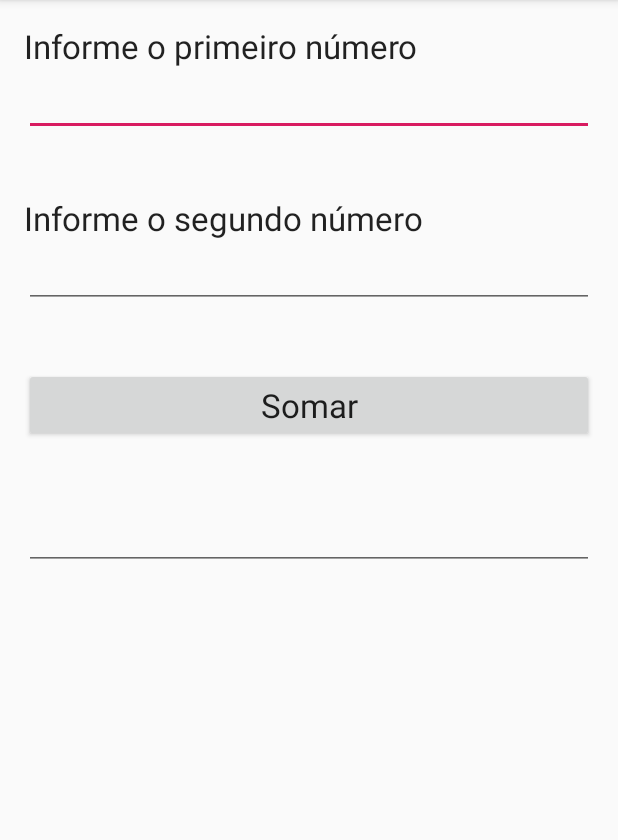
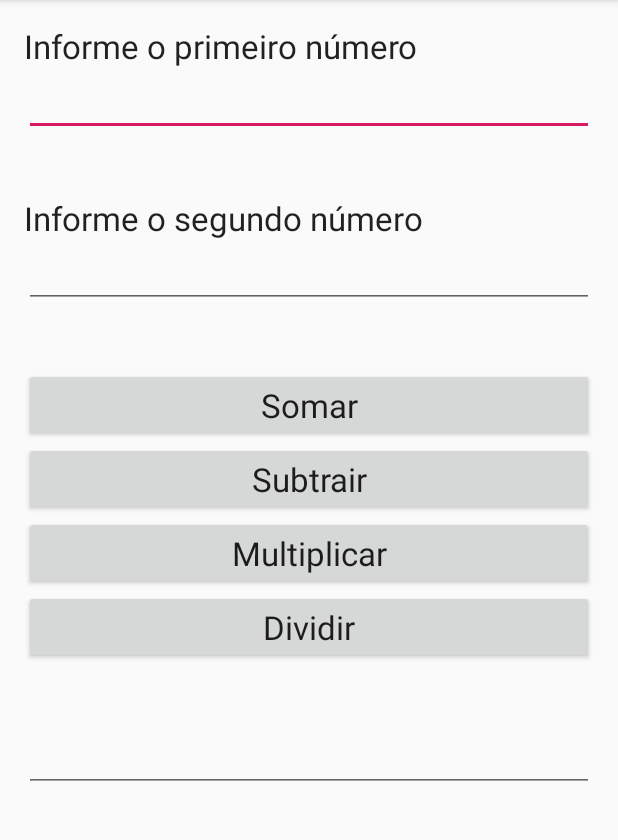
Before and after one commit to cunhamuril/desenvolvimento-android, an Android app: the screen it shows after launch (MainActivity), on a phone screen of 412 x 824 dp, the part 84-924 px from its top. Run offline under Robolectric (Android 15) with nearby library versions, the phone set to English and light mode, and no system bars.

Commit message:
aula01
sub, multi e divisao

```diff
--- a/aula01/app/src/main/java/com/example/aula01/MainActivity.java
+++ b/aula01/app/src/main/java/com/example/aula01/MainActivity.java
@@ -9,7 +9,7 @@ import android.widget.EditText;
 
 public class MainActivity extends AppCompatActivity {
 
-    public Button btSomar;
+    public Button btSomar, btSubtrair, btMultiplicar, btDividir;
     public EditText edNum01, edNum02, edResultado;
     public Integer n1, n2, total;
 
@@ -25,7 +25,11 @@ public class MainActivity extends AppCompatActivity {
         edNum01 = (EditText)findViewById(R.id.edNum01);
         edNum02 = (EditText)findViewById(R.id.edNum02);
         edResultado = (EditText)findViewById(R.id.edResultado);
+
         btSomar = (Button)findViewById(R.id.btnSomar);
+        btSubtrair = (Button)findViewById(R.id.btnSubtrair);
+        btMultiplicar = (Button)findViewById(R.id.btnMultiplicar);
+        btDividir = (Button)findViewById(R.id.btnDividir);
     }
 
     public void botoes() {
@@ -40,5 +44,41 @@ public class MainActivity extends AppCompatActivity {
                 edResultado.setText(total.toString());
             }
         });
+
+        btSubtrair.setOnClickListener(new View.OnClickListener() {
+            @Override
+            public void onClick(View view) {
+                n1 = Integer.valueOf(edNum01.getText().toString());
+                n2 = Integer.valueOf(edNum02.getText().toString());
+
+                total = n1 - n2;
+
+                edResultado.setText(total.toString());
+            }
+        });
+
+        btMultiplicar.setOnClickListener(new View.OnClickListener() {
+            @Override
+            public void onClick(View view) {
+                n1 = Integer.valueOf(edNum01.getText().toString());
+                n2 = Integer.valueOf(edNum02.getText().toString());
+
+                total = n1 * n2;
+
+                edResultado.setText(total.toString());
+            }
+        });
+
+        btDividir.setOnClickListener(new View.OnClickListener() {
+            @Override
+            public void onClick(View view) {
+                n1 = Integer.valueOf(edNum01.getText().toString());
+                n2 = Integer.valueOf(edNum02.getText().toString());
+
+                total = n1 / n2;
+
+                edResultado.setText(total.toString());
+            }
+        });
     }
 }
--- a/aula01/app/src/main/res/layout/activity_main.xml
+++ b/aula01/app/src/main/res/layout/activity_main.xml
@@ -23,7 +23,7 @@
         android:layout_width="match_parent"
         android:layout_height="wrap_content"
         android:ems="10"
-        android:inputType="textPersonName" />
+        android:inputType="number" />
 
     <TextView
         android:layout_marginTop="40dp"
@@ -38,7 +38,7 @@
         android:layout_width="match_parent"
         android:layout_height="wrap_content"
         android:ems="10"
-        android:inputType="textPersonName" />
+        android:inputType="number" />
 
     <Button
         android:layout_marginTop="40dp"
@@ -48,12 +48,34 @@
         android:textAppearance="?android:attr/textAppearanceLarge"
         android:text="Somar" />
 
+    <Button
+        android:id="@+id/btnSubtrair"
+        android:layout_width="match_parent"
+        android:layout_height="wrap_content"
+        android:text="Subtrair"
+        android:textAppearance="?android:attr/textAppearanceLarge" />
+
+    <Button
+        android:id="@+id/btnMultiplicar"
+        android:layout_width="match_parent"
+        android:layout_height="wrap_content"
+        android:text="Multiplicar"
+        android:textAppearance="?android:attr/textAppearanceLarge" />
+
+    <Button
+        android:id="@+id/btnDividir"
+        android:layout_width="match_parent"
+        android:layout_height="wrap_content"
+        android:text="Dividir"
+        android:textAppearance="?android:attr/textAppearanceLarge" />
+
     <EditText
-        android:layout_marginTop="40dp"
         android:id="@+id/edResultado"
         android:layout_width="match_parent"
         android:layout_height="wrap_content"
+        android:layout_marginTop="40dp"
         android:ems="10"
-        android:inputType="textPersonName" />
+        android:inputType="number"
+        android:singleLine="true" />
 
 </LinearLayout>
```
